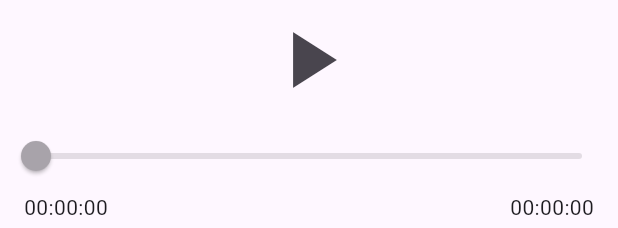
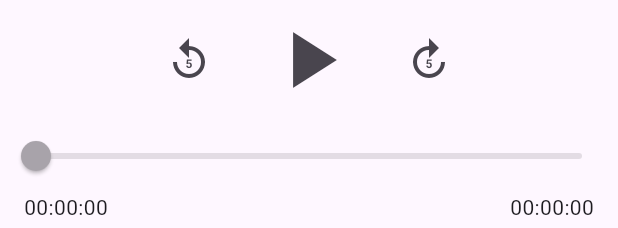
Before and after one commit to Adithya-Jayan/MyRepertoirApp, a Flutter app: the AudioPlayerWidget widget shown alone on an empty page, opened directly with sample values from the repository, on a phone screen of 412 x 824 dp. Shown: the top 228 px of the screen. Run offline on Flutter 3.47's test engine with Material 3 defaults, Android fonts, the phone set to English and light mode, and no system bars; our stand-ins replace file_picker, flutter_markdown, flutter_markdown_plus, flutter_speed_dial, just_audio, package_info_plus and 8 more; missing offline and left inert: metadata_fetch, pdfrx; accounts and stored records are empty.

Commit message:
Add 2s skip forward/backward buttons to audio player

```diff
--- a/lib/screens/audio_player_widget.dart
+++ b/lib/screens/audio_player_widget.dart
@@ -198,25 +198,23 @@ class _AudioPlayerWidgetState extends State<AudioPlayerWidget> {
                 ],
               );
             }
-            // Show replay button if playback completed
-            else if (processingState == ja.ProcessingState.completed) {
-              return IconButton(
+
+            // Define the main control button based on state
+            Widget mainButton;
+            if (processingState == ja.ProcessingState.completed) {
+              mainButton = IconButton(
                 icon: const Icon(Icons.replay),
                 iconSize: 64.0,
-                onPressed: () => _player.player.seek(Duration.zero), // Use new player's seek
+                onPressed: () => _player.player.seek(Duration.zero),
               );
-            }
-            // Show pause button if it's playing
-            else if (playing == true) {
-              return IconButton(
+            } else if (playing == true) {
+              mainButton = IconButton(
                 icon: const Icon(Icons.pause),
                 iconSize: 64.0,
-                onPressed: _player.pause, // Use new player's pause
+                onPressed: _player.pause,
               );
-            }
-            // Show play button for all other cases
-            else {
-              return IconButton(
+            } else {
+              mainButton = IconButton(
                 icon: const Icon(Icons.play_arrow),
                 iconSize: 64.0,
                 onPressed: () async {
@@ -236,6 +234,39 @@ class _AudioPlayerWidgetState extends State<AudioPlayerWidget> {
                 },
               );
             }
+
+            // Return the Row with Skip buttons and Main button
+            return Row(
+              mainAxisAlignment: MainAxisAlignment.center,
+              children: [
+                // Rewind 2s Button
+                IconButton(
+                  icon: const Icon(Icons.replay_5), // Using generic replay icon
+                  iconSize: 32.0,
+                  tooltip: 'Rewind 2s',
+                  onPressed: () {
+                    final current = _player.player.position;
+                    final newPos = current - const Duration(seconds: 2);
+                    _player.player.seek(newPos < Duration.zero ? Duration.zero : newPos);
+                  },
+                ),
+                const SizedBox(width: 16), // Spacing
+                mainButton,
+                const SizedBox(width: 16), // Spacing
+                // Forward 2s Button
+                IconButton(
+                  icon: const Icon(Icons.forward_5), // Using generic forward icon
+                  iconSize: 32.0,
+                  tooltip: 'Forward 2s',
+                  onPressed: () {
+                    final current = _player.player.position;
+                    final duration = _player.player.duration ?? Duration.zero;
+                    final newPos = current + const Duration(seconds: 2);
+                    _player.player.seek(newPos > duration ? duration : newPos);
+                  },
+                ),
+              ],
+            );
           },
         ),
 
```
